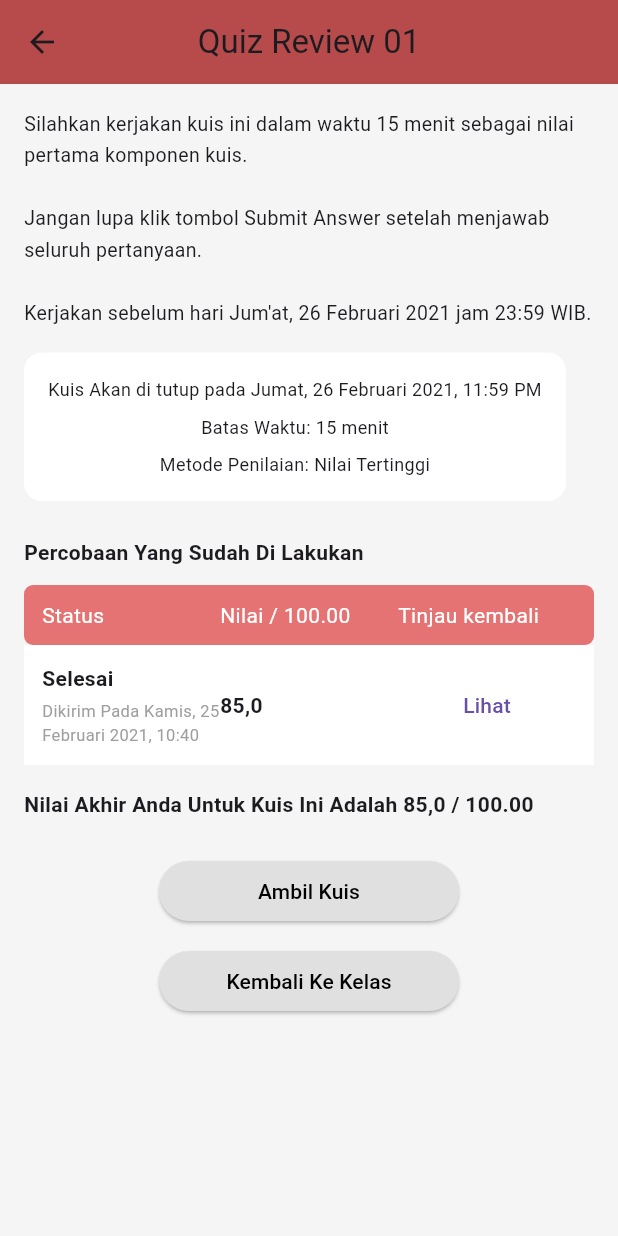
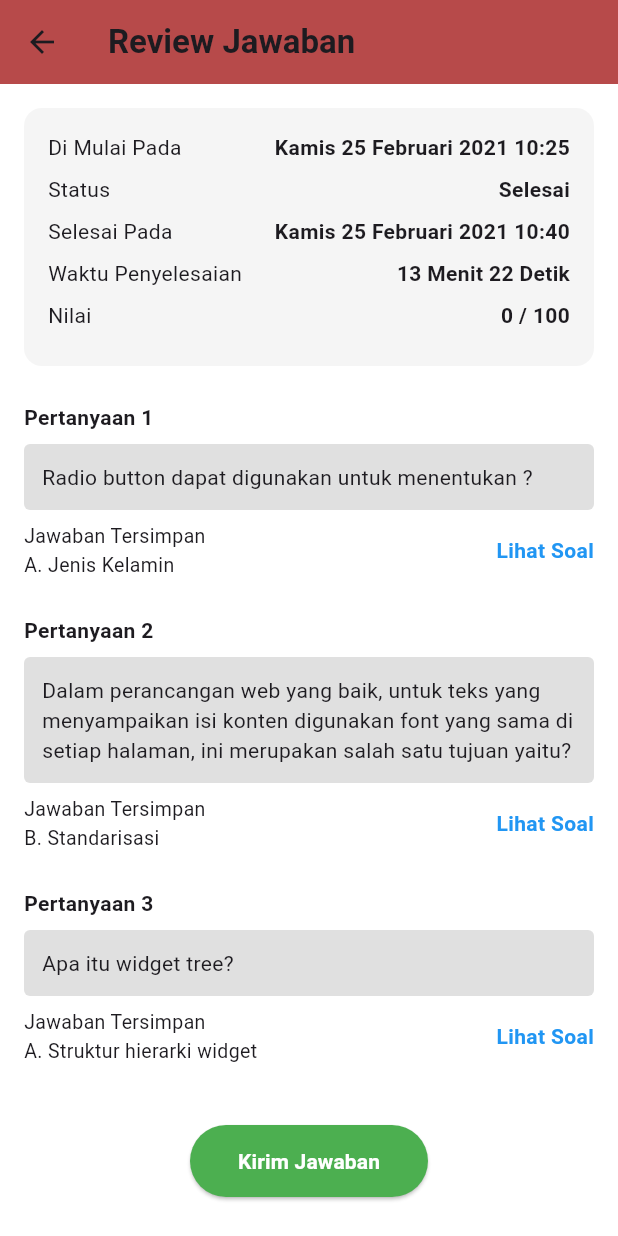
Before and after one commit to ekanurandin/Flutter-Project-Uas-Learning-Management-System, a Flutter app: the QuizDetailPage screen opened directly, after a tap on "Lihat", on a phone screen of 412 x 824 dp. Run offline on Flutter 3.47's test engine with Material 3 defaults, Android fonts, the phone set to English and light mode, and no system bars; our stand-ins replace google_fonts.

Commit message:
menambahkan dan memperbaiki halaman quiz review page

```diff
--- a/lib/quiz_page.dart
+++ b/lib/quiz_page.dart
@@ -1,8 +1,45 @@
 import 'package:flutter/material.dart';
 import 'quiz_taking_page.dart';
+import 'quiz_review_page.dart';
 
 class QuizDetailPage extends StatelessWidget {
   const QuizDetailPage({super.key});
+
+  List<Map<String, dynamic>> get questions => [
+    {
+      'question': 'Radio button dapat digunakan untuk menentukan ?',
+      'options': [
+        'Jenis Kelamin',
+        'Alamat',
+        'Hobby',
+        'Riwayat Pendidikan',
+        'Umur'
+      ],
+      'correct': 0,
+    },
+    {
+      'question': 'Dalam perancangan web yang baik, untuk teks yang menyampaikan isi konten digunakan font yang sama di setiap halaman, ini merupakan salah satu tujuan yaitu?',
+      'options': [
+        'Integrasi',
+        'Standarisasi',
+        'Konsistensi',
+        'Koefensi',
+        'Koreksi'
+      ],
+      'correct': 1,
+    },
+    {
+      'question': 'Apa itu widget tree?',
+      'options': [
+        'Struktur hierarki widget',
+        'Database widget',
+        'File widget',
+        'Network widget',
+        'Storage widget'
+      ],
+      'correct': 0,
+    },
+  ];
 
   @override
   Widget build(BuildContext context) {
@@ -111,7 +148,18 @@ class QuizDetailPage extends StatelessWidget {
                   ),
                   Expanded(
                     child: TextButton(
-                      onPressed: () {},
+                      style: TextButton.styleFrom(foregroundColor: Colors.blue),
+                      onPressed: () {
+                        Navigator.push(
+                          context,
+                          MaterialPageRoute(
+                            builder: (_) => QuizReviewPage(
+                              questions: questions,
+                              selectedAnswers: [0, 1, 0],
+                            ),
+                          ),
+                        );
+                      },
                       child: const Text('Lihat'),
                     ),
                   ),
--- /dev/null
+++ b/lib/quiz_review_page.dart
@@ -0,0 +1,164 @@
+import 'package:flutter/material.dart';
+
+class QuizReviewPage extends StatelessWidget {
+  final List<Map<String, dynamic>> questions;
+  final List<int?> selectedAnswers;
+
+  const QuizReviewPage({
+    super.key,
+    required this.questions,
+    required this.selectedAnswers,
+  });
+
+  @override
+  Widget build(BuildContext context) {
+    return Scaffold(
+      backgroundColor: Colors.white,
+
+
+      appBar: AppBar(
+        backgroundColor: const Color(0xFFB74A4A),
+        elevation: 0,
+        title: const Text(
+          'Review Jawaban',
+          style: TextStyle(fontWeight: FontWeight.bold),
+        ),
+      ),
+
+
+      body: ListView(
+        padding: const EdgeInsets.all(16),
+        children: [
+
+          /// ===== INFO CARD =====
+          Container(
+            padding: const EdgeInsets.all(16),
+            decoration: BoxDecoration(
+              color: Colors.grey.shade100,
+              borderRadius: BorderRadius.circular(12),
+            ),
+            child: Column(
+              children: [
+                _infoRow('Di Mulai Pada', 'Kamis 25 Februari 2021 10:25'),
+                _infoRow('Status', 'Selesai'),
+                _infoRow('Selesai Pada', 'Kamis 25 Februari 2021 10:40'),
+                _infoRow('Waktu Penyelesaian', '13 Menit 22 Detik'),
+                _infoRow('Nilai', '0 / 100'),
+              ],
+            ),
+          ),
+
+          const SizedBox(height: 24),
+
+
+          ...List.generate(questions.length, (index) {
+            final question = questions[index];
+            final selected = selectedAnswers[index];
+            final answerText = selected != null
+                ? '${String.fromCharCode(65 + selected)}. ${question['options'][selected]}'
+                : '-';
+
+            return Padding(
+              padding: const EdgeInsets.only(bottom: 24),
+              child: Column(
+                crossAxisAlignment: CrossAxisAlignment.start,
+                children: [
+
+
+                  Text(
+                    'Pertanyaan ${index + 1}',
+                    style: const TextStyle(fontWeight: FontWeight.bold),
+                  ),
+                  const SizedBox(height: 8),
+
+
+                  Container(
+                    width: double.infinity,
+                    padding: const EdgeInsets.all(12),
+                    decoration: BoxDecoration(
+                      color: Colors.grey.shade300,
+                      borderRadius: BorderRadius.circular(4),
+                    ),
+                    child: Text(question['question']),
+                  ),
+
+                  const SizedBox(height: 8),
+
+
+                  Row(
+                    mainAxisAlignment: MainAxisAlignment.spaceBetween,
+                    children: [
+                      Text(
+                        'Jawaban Tersimpan\n$answerText',
+                        style: const TextStyle(fontSize: 13),
+                      ),
+                      GestureDetector(
+                        onTap: () {
+                          Navigator.pop(context);
+                        },
+                        child: const Text(
+                          'Lihat Soal',
+                          style: TextStyle(
+                            color: Colors.blue,
+                            fontWeight: FontWeight.bold,
+                          ),
+                        ),
+                      ),
+                    ],
+                  ),
+                ],
+              ),
+            );
+          }),
+
+          const SizedBox(height: 16),
+
+
+          Center(
+            child: ElevatedButton(
+              style: ElevatedButton.styleFrom(
+                backgroundColor: Colors.green,
+                padding: const EdgeInsets.symmetric(
+                  horizontal: 32,
+                  vertical: 14,
+                ),
+                shape: RoundedRectangleBorder(
+                  borderRadius: BorderRadius.circular(24),
+                ),
+              ),
+              onPressed: () {
+                Navigator.pop(context);
+              },
+              child: const Text(
+                'Kirim Jawaban',
+                style: TextStyle(
+                  color: Colors.white,
+                  fontWeight: FontWeight.bold,
+                ),
+              ),
+            ),
+          ),
+
+          const SizedBox(height: 24),
+        ],
+      ),
+    );
+  }
+
+
+  Widget _infoRow(String title, String value) {
+    return Padding(
+      padding: const EdgeInsets.only(bottom: 8),
+      child: Row(
+        mainAxisAlignment: MainAxisAlignment.spaceBetween,
+        children: [
+          Text(title),
+          Text(
+            value,
+            style: const TextStyle(fontWeight: FontWeight.bold),
+          ),
+        ],
+      ),
+    );
+  }
+}
--- a/lib/quiz_taking_page.dart
+++ b/lib/quiz_taking_page.dart
@@ -71,7 +71,7 @@ class _QuizTakingPageState extends State<QuizTakingPage> {
     return Scaffold(
       backgroundColor: Colors.white,
 
-      /// ================= APP BAR =================
+
       appBar: AppBar(
         backgroundColor: const Color(0xFFB74A4A),
         elevation: 0,
@@ -93,37 +93,32 @@ class _QuizTakingPageState extends State<QuizTakingPage> {
         ),
       ),
 
-      /// ================= BODY =================
+
       body: Padding(
         padding: const EdgeInsets.all(16),
         child: Column(
           crossAxisAlignment: CrossAxisAlignment.start,
           children: [
 
-            /// ======== NOMOR SOAL BULAT ========
             Wrap(
               spacing: 6,
               runSpacing: 8,
               children: List.generate(15, (index) {
                 int number = index + 1;
                 int activeNumber = realQuestionNumbers[currentQuestionIndex];
-
                 bool isActive = number == activeNumber;
                 bool isAnswered = realQuestionNumbers
                     .take(currentQuestionIndex)
                     .contains(number);
                 bool allGreen = currentQuestionIndex == realQuestionNumbers.length - 1;
-
                 Color bgColor = Colors.white;
                 Color borderColor = Colors.grey;
                 Color textColor = Colors.black;
-
                 if ((isActive && !allGreen) || isAnswered || (allGreen && number != 15)) {
                   bgColor = Colors.green;
                   borderColor = Colors.green;
                   textColor = Colors.white;
                 }
-
                 return Container(
                   width: 24,
                   height: 24,
@@ -144,29 +139,22 @@ class _QuizTakingPageState extends State<QuizTakingPage> {
                 );
               }),
             ),
-
             const SizedBox(height: 20),
 
-            /// ======== SOAL NOMOR ========
             Text(
               'Soal Nomor ${realQuestionNumbers[currentQuestionIndex]} / 15',
               style: const TextStyle(fontWeight: FontWeight.bold),
             ),
-
             const SizedBox(height: 15),
 
-            /// ======== PERTANYAAN ========
             Text(
               question['question'],
               style: const TextStyle(fontSize: 16),
             ),
-
             const SizedBox(height: 20),
 
-            /// ======== OPSI JAWABAN ========
             ...List.generate(question['options'].length, (index) {
               bool isSelected = selectedAnswers[currentQuestionIndex] == index;
-
               return GestureDetector(
                 onTap: () {
                   setState(() {
@@ -180,19 +168,15 @@ class _QuizTakingPageState extends State<QuizTakingPage> {
                     horizontal: 16,
                   ),
                   decoration: BoxDecoration(
-                    color: isSelected
-                        ? const Color(0xFFEF6C6C)
-                        : Colors.grey.shade100,
+                    color: isSelected ? const Color(0xFFEF6C6C) : Colors.grey.shade100,
                     borderRadius: BorderRadius.circular(12),
                   ),
                   child: Row(
                     children: [
                       Text(
-                        String.fromCharCode(65 + index) + '. ',
+                        '${String.fromCharCode(65 + index)}. ',
                         style: TextStyle(
-                          color: isSelected
-                              ? Colors.white
-                              : Colors.black,
+                          color: isSelected ? Colors.white : Colors.black,
                           fontWeight: FontWeight.bold,
                         ),
                       ),
@@ -200,9 +184,7 @@ class _QuizTakingPageState extends State<QuizTakingPage> {
                         child: Text(
                           question['options'][index],
                           style: TextStyle(
-                            color: isSelected
-                                ? Colors.white
-                                : Colors.black,
+                            color: isSelected ? Colors.white : Colors.black,
                           ),
                         ),
                       ),
@@ -211,10 +193,9 @@ class _QuizTakingPageState extends State<QuizTakingPage> {
                 ),
               );
             }),
-
+            const SizedBox(height: 16),
             const Spacer(),
 
-            /// ======== BUTTONS ========
             if (currentQuestionIndex == 0)
               Align(
                 alignment: Alignment.centerRight,
@@ -226,9 +207,7 @@ class _QuizTakingPageState extends State<QuizTakingPage> {
                       borderRadius: BorderRadius.circular(20),
                     ),
                   ),
-                  onPressed: selectedAnswers[currentQuestionIndex] != null
-                      ? nextQuestion
-                      : null,
+                  onPressed: selectedAnswers[currentQuestionIndex] != null ? nextQuestion : null,
                   child: const Text('Soal Selanjut nya'),
                 ),
               )
@@ -248,16 +227,11 @@ class _QuizTakingPageState extends State<QuizTakingPage> {
                     onPressed: previousQuestion,
                     child: const Text('Soal Sebelum nya'),
                   ),
-
                   /// SELANJUTNYA / SELESAI
                   ElevatedButton(
                     style: ElevatedButton.styleFrom(
-                      backgroundColor: currentQuestionIndex == questions.length - 1
-                          ? Colors.green
-                          : Colors.grey.shade200,
-                      foregroundColor: currentQuestionIndex == questions.length - 1
-                          ? Colors.white
-                          : Colors.black,
+                      backgroundColor: currentQuestionIndex == questions.length - 1 ? Colors.green : Colors.grey.shade200,
+                      foregroundColor: currentQuestionIndex == questions.length - 1 ? Colors.white : Colors.black,
                       shape: RoundedRectangleBorder(
                         borderRadius: BorderRadius.circular(20),
                       ),
@@ -266,9 +240,7 @@ class _QuizTakingPageState extends State<QuizTakingPage> {
                         ? (selectedAnswers[currentQuestionIndex] != null ? () => Navigator.pop(context) : null)
                         : (selectedAnswers[currentQuestionIndex] != null ? nextQuestion : null),
                     child: Text(
-                      currentQuestionIndex == questions.length - 1
-                          ? 'Selesai'
-                          : 'Soal Selanjut nya',
+                      currentQuestionIndex == questions.length - 1 ? 'Selesai' : 'Soal Selanjut nya',
                     ),
                   ),
                 ],
```
